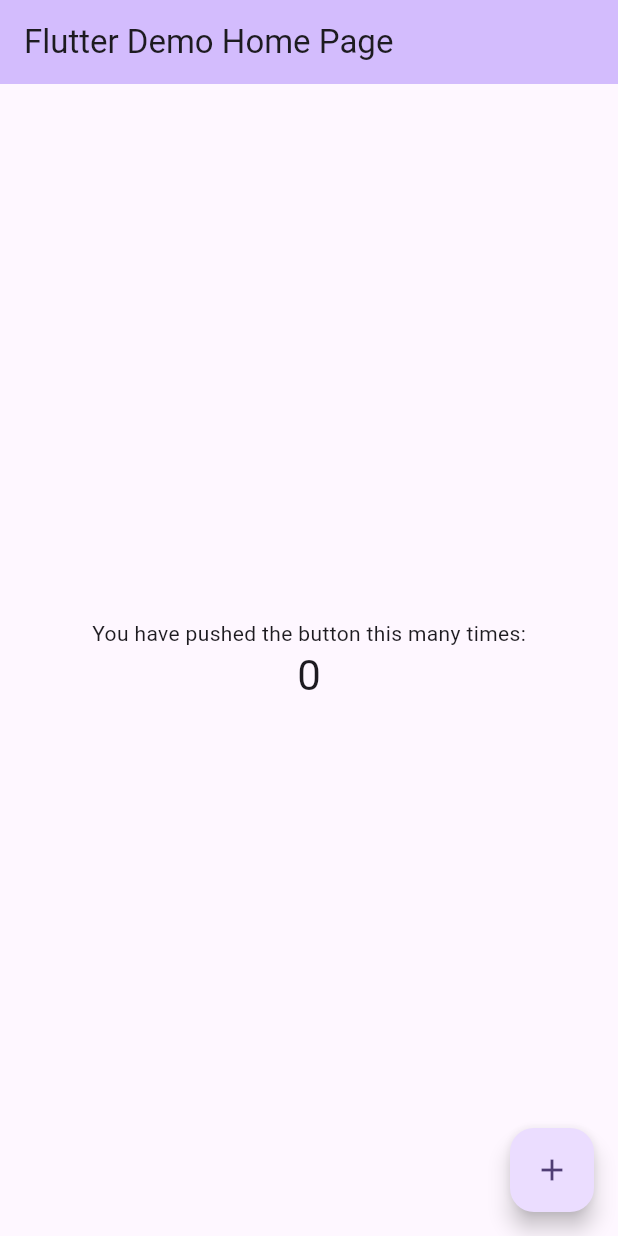
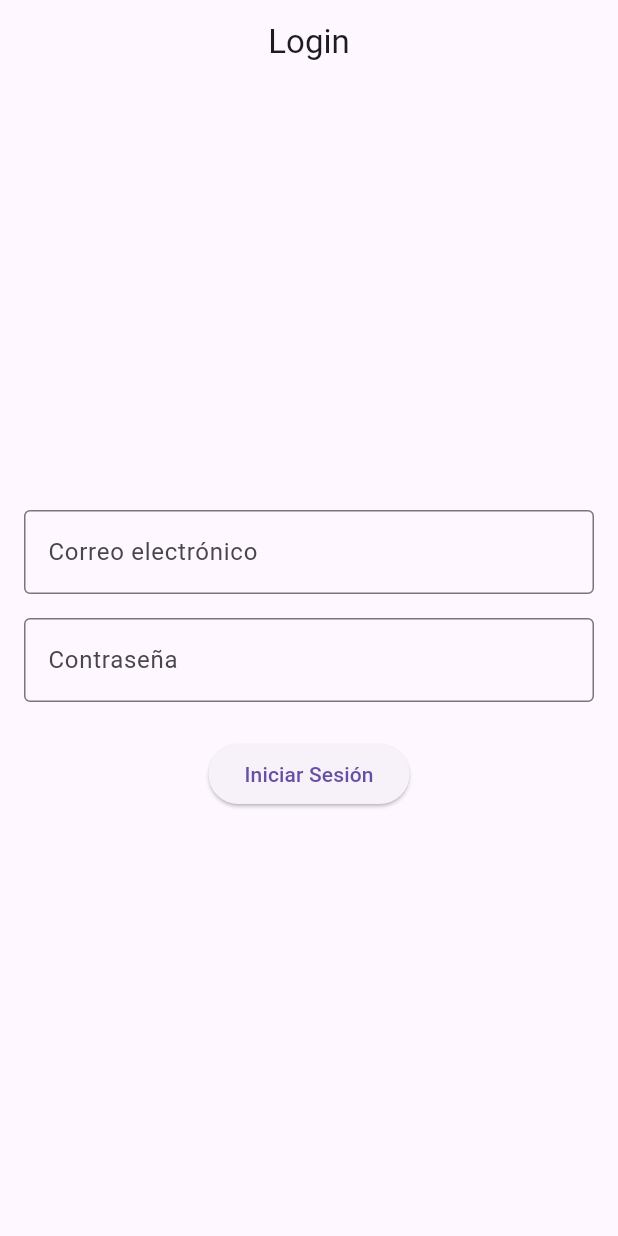
Before and after one commit to Mondacars0165/verduleria-1, a Flutter app: the screen it shows after launch, on a phone screen of 412 x 824 dp. Run offline on Flutter 3.47's test engine with Material 3 defaults, Android fonts, the phone set to English and light mode, and no system bars; our stand-ins replace firebase_auth, firebase_core; accounts and stored records are empty.

Commit message:
verduleria login

```diff
--- a/lib/main.dart
+++ b/lib/main.dart
@@ -1,125 +1,34 @@
 import 'package:flutter/material.dart';
+import 'package:firebase_core/firebase_core.dart';
+import 'vistas/login.dart';
 
-void main() {
-  runApp(const MyApp());
+void main() async {
+  WidgetsFlutterBinding.ensureInitialized();
+
+  await Firebase.initializeApp(
+    options: FirebaseOptions(
+      apiKey: "AIzaSyARY70xWxdW5UXp9KTfGChLFLHSere_01E",
+      authDomain: "verduleria-df26f.firebaseapp.com",
+      projectId: "verduleria-df26f",
+      storageBucket: "verduleria-df26f.appspot.com",
+      messagingSenderId: "617127359597",
+      appId: "1:617127359597:web:854bc3b89b4573623ffb64",
+    ),
+  );
+
+  runApp(MyApp());
 }
 
 class MyApp extends StatelessWidget {
-  const MyApp({super.key});
-
-  // This widget is the root of your application.
   @override
   Widget build(BuildContext context) {
     return MaterialApp(
-      title: 'Flutter Demo',
-      theme: ThemeData(
-        // This is the theme of your application.
-        //
-        // TRY THIS: Try running your application with "flutter run". You'll see
-        // the application has a purple toolbar. Then, without quitting the app,
-        // try changing the seedColor in the colorScheme below to Colors.green
-        // and then invoke "hot reload" (save your changes or press the "hot
-        // reload" button in a Flutter-supported IDE, or press "r" if you used
-        // the command line to start the app).
-        //
-        // Notice that the counter didn't reset back to zero; the application
-        // state is not lost during the reload. To reset the state, use hot
-        // restart instead.
-        //
-        // This works for code too, not just values: Most code changes can be
-        // tested with just a hot reload.
-        colorScheme: ColorScheme.fromSeed(seedColor: Colors.deepPurple),
-        useMaterial3: true,
-      ),
-      home: const MyHomePage(title: 'Flutter Demo Home Page'),
+      debugShowCheckedModeBanner: false,
+      initialRoute: '/',
+      routes: {
+        '/': (context) => LoginScreen(),
+        // Agrega otras rutas según sea necesario
+      },
     );
   }
 }
-
-class MyHomePage extends StatefulWidget {
-  const MyHomePage({super.key, required this.title});
-
-  // This widget is the home page of your application. It is stateful, meaning
-  // that it has a State object (defined below) that contains fields that affect
-  // how it looks.
-
-  // This class is the configuration for the state. It holds the values (in this
-  // case the title) provided by the parent (in this case the App widget) and
-  // used by the build method of the State. Fields in a Widget subclass are
-  // always marked "final".
-
-  final String title;
-
-  @override
-  State<MyHomePage> createState() => _MyHomePageState();
-}
-
-class _MyHomePageState extends State<MyHomePage> {
-  int _counter = 0;
-
-  void _incrementCounter() {
-    setState(() {
-      // This call to setState tells the Flutter framework that something has
-      // changed in this State, which causes it to rerun the build method below
-      // so that the display can reflect the updated values. If we changed
-      // _counter without calling setState(), then the build method would not be
-      // called again, and so nothing would appear to happen.
-      _counter++;
-    });
-  }
-
-  @override
-  Widget build(BuildContext context) {
-    // This method is rerun every time setState is called, for instance as done
-    // by the _incrementCounter method above.
-    //
-    // The Flutter framework has been optimized to make rerunning build methods
-    // fast, so that you can just rebuild anything that needs updating rather
-    // than having to individually change instances of widgets.
-    return Scaffold(
-      appBar: AppBar(
-        // TRY THIS: Try changing the color here to a specific color (to
-        // Colors.amber, perhaps?) and trigger a hot reload to see the AppBar
-        // change color while the other colors stay the same.
-        backgroundColor: Theme.of(context).colorScheme.inversePrimary,
-        // Here we take the value from the MyHomePage object that was created by
-        // the App.build method, and use it to set our appbar title.
-        title: Text(widget.title),
-      ),
-      body: Center(
-        // Center is a layout widget. It takes a single child and positions it
-        // in the middle of the parent.
-        child: Column(
-          // Column is also a layout widget. It takes a list of children and
-          // arranges them vertically. By default, it sizes itself to fit its
-          // children horizontally, and tries to be as tall as its parent.
-          //
-          // Column has various properties to control how it sizes itself and
-          // how it positions its children. Here we use mainAxisAlignment to
-          // center the children vertically; the main axis here is the vertical
-          // axis because Columns are vertical (the cross axis would be
-          // horizontal).
-          //
-          // TRY THIS: Invoke "debug painting" (choose the "Toggle Debug Paint"
-          // action in the IDE, or press "p" in the console), to see the
-          // wireframe for each widget.
-          mainAxisAlignment: MainAxisAlignment.center,
-          children: <Widget>[
-            const Text(
-              'You have pushed the button this many times:',
-            ),
-            Text(
-              '$_counter',
-              style: Theme.of(context).textTheme.headlineMedium,
-            ),
-          ],
-        ),
-      ),
-      floatingActionButton: FloatingActionButton(
-        onPressed: _incrementCounter,
-        tooltip: 'Increment',
-        child: const Icon(Icons.add),
-      ), // This trailing comma makes auto-formatting nicer for build methods.
-    );
-  }
-}
--- /dev/null
+++ b/lib/servicios/auth.service.dart
@@ -0,0 +1,31 @@
+// auth_service.dart
+import 'package:firebase_auth/firebase_auth.dart';
+
+class AuthService {
+  final FirebaseAuth _auth = FirebaseAuth.instance;
+
+  Future<UserCredential?> signInWithEmailAndPassword(
+      String email, String password) async {
+    try {
+      UserCredential userCredential = await _auth.signInWithEmailAndPassword(
+        email: email,
+        password: password,
+      );
+
+      return userCredential;
+    } catch (e) {
+      print('Error al iniciar sesión: $e');
+      return null;
+    }
+  }
+
+  Future<void> signOut() async {
+    try {
+      await _auth.signOut();
+      print('Sesión cerrada correctamente');
+    } catch (e) {
+      print('Error al cerrar sesión: $e');
+      throw e;
+    }
+  }
+}
--- /dev/null
+++ b/lib/vistas/login.dart
@@ -0,0 +1,89 @@
+// login.dart
+import 'package:flutter/material.dart';
+import 'package:firebase_auth/firebase_auth.dart';
+import 'package:verduleria/servicios/auth.service.dart';
+import 'package:verduleria/vistas/homeadm.dart';
+import 'package:verduleria/vistas/homenrm.dart';
+
+class LoginScreen extends StatelessWidget {
+  final TextEditingController emailController = TextEditingController();
+  final TextEditingController passwordController = TextEditingController();
+  final AuthService _authService = AuthService();
+
+  Future<void> _signInWithEmailAndPassword(BuildContext context) async {
+    String email = emailController.text.trim();
+    String password = passwordController.text;
+
+    try {
+      UserCredential userCredential =
+          await FirebaseAuth.instance.signInWithEmailAndPassword(
+        email: email,
+        password: password,
+      );
+
+      if (userCredential.user != null) {
+        // Si el correo es admin@admin.cl, ir a HomeAdmin, de lo contrario, ir a HomeNormalUser
+        if (userCredential.user!.email == 'admin@admin.cl') {
+          Navigator.pushReplacement(
+            context,
+            MaterialPageRoute(
+              builder: (context) => HomeAdmin(authService: _authService),
+            ),
+          );
+        } else {
+          Navigator.pushReplacement(
+            context,
+            MaterialPageRoute(
+              builder: (context) => HomeNormalUser(authService: _authService),
+            ),
+          );
+        }
+      } else {
+        print('Error al iniciar sesión: Usuario nulo');
+      }
+    } catch (e) {
+      print('Error al iniciar sesión: $e');
+    }
+  }
+
+  @override
+  Widget build(BuildContext context) {
+    return Scaffold(
+      appBar: AppBar(
+        title: Text('Login'),
+        centerTitle: true,
+      ),
+      body: Padding(
+        padding: const EdgeInsets.all(16.0),
+        child: Column(
+          mainAxisAlignment: MainAxisAlignment.center,
+          children: [
+            TextField(
+              controller: emailController,
+              decoration: InputDecoration(
+                labelText: 'Correo electrónico',
+                border: OutlineInputBorder(),
+              ),
+            ),
+            SizedBox(height: 16.0),
+            TextField(
+              controller: passwordController,
+              obscureText: true,
+              decoration: InputDecoration(
+                labelText: 'Contraseña',
+                border: OutlineInputBorder(),
+              ),
+            ),
+            SizedBox(height: 24.0),
+            ElevatedButton(
+              onPressed: () async {
+                await _signInWithEmailAndPassword(context);
+              },
+              child: Text('Iniciar Sesión'),
+            ),
+          ],
+        ),
+      ),
+    );
+  }
+}
```
Also changed, not shown: lib/vistas/homeadm.dart (added, +38 -0 lines), lib/vistas/homenrm.dart (added, +51 -0 lines), pubspec.yaml (+12 -65 lines), pubspec.lock, 3 other files.
